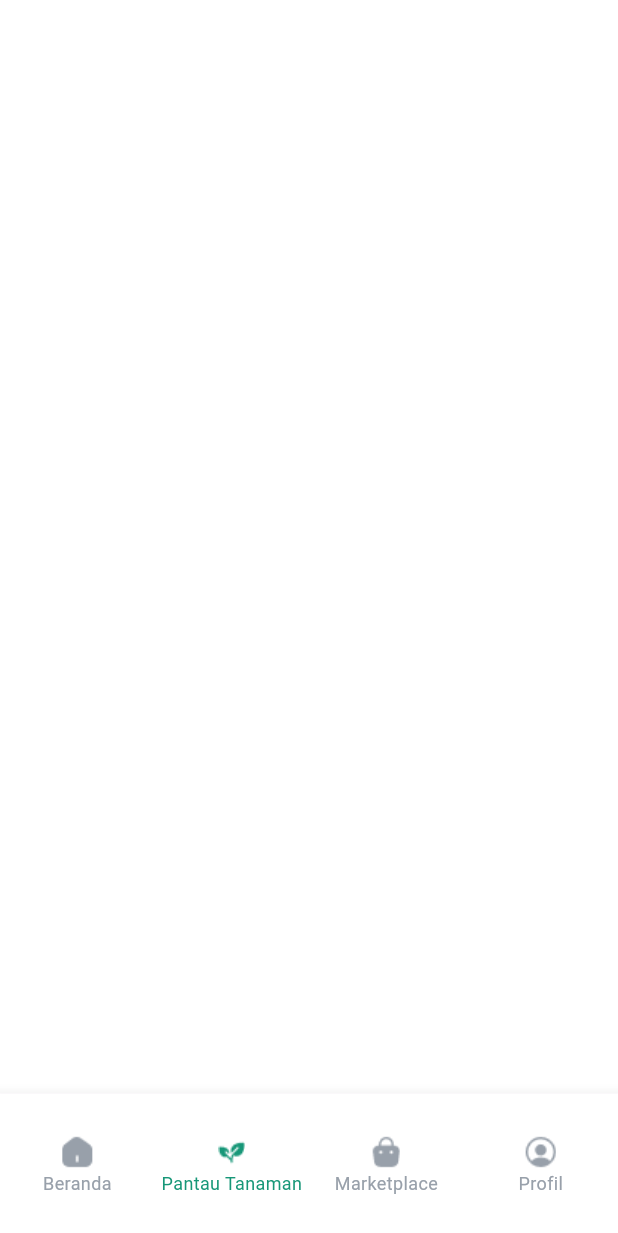
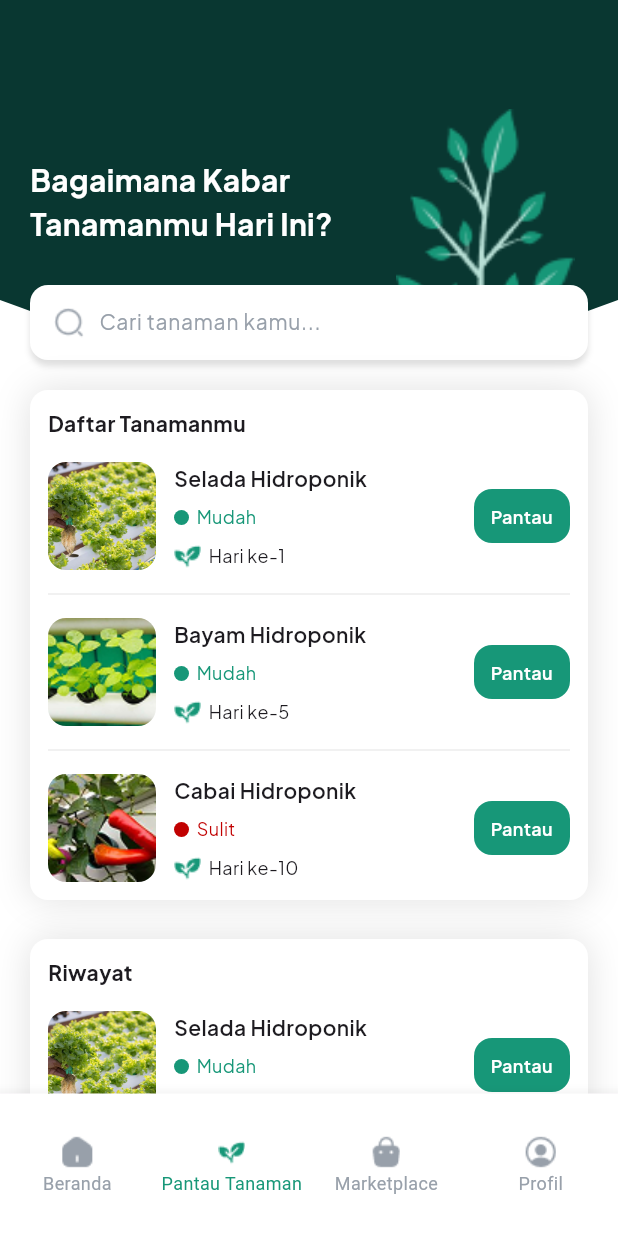
Before and after one commit to D2XPD2XP/clone-hydropome, a Flutter app: the screen it shows after launch, item 2 of the bottom bar chosen, on a phone screen of 412 x 824 dp. Shown: the top 1233 px of the screen. Run offline on Flutter 3.47's test engine with Material 3 defaults, Android fonts, the light colour scheme and no system bars; our stand-ins replace google_fonts.

Commit message:
finalize Pantau Tanaman

```diff
--- a/lib/main.dart
+++ b/lib/main.dart
@@ -1,5 +1,4 @@
 import 'package:clone_hydropome/screens/main_screen.dart';
-import 'package:clone_hydropome/screens/pantau_task_page.dart';
 import 'package:flutter/material.dart';
 
 void main() {
--- a/lib/screens/list_tanaman_page.dart
+++ b/lib/screens/list_tanaman_page.dart
@@ -1,12 +1,110 @@
+import 'package:clone_hydropome/widgets/list_tanaman_header.dart';
+import 'package:clone_hydropome/widgets/tanaman_item.dart';
 import 'package:flutter/material.dart';
+import 'package:google_fonts/google_fonts.dart';
 
-class ListTanamanPage extends StatelessWidget{
+class ListTanamanPage extends StatelessWidget {
   const ListTanamanPage({super.key});
 
   @override
   Widget build(BuildContext context) {
     return Scaffold(
       backgroundColor: Colors.white,
+      body: SingleChildScrollView(
+        child: Column(
+          children: [
+            ListTanamanHeader(),
+            SizedBox(height: 20),
+            Container(
+              width: 386,
+              margin: EdgeInsets.symmetric(horizontal: 20),
+              padding: EdgeInsets.all(12),
+              decoration: BoxDecoration(
+                borderRadius: BorderRadius.circular(12),
+                color: Colors.white,
+                boxShadow: [BoxShadow(color: Colors.black12, blurRadius: 20)],
+              ),
+              child: Column(
+                crossAxisAlignment: CrossAxisAlignment.start,
+                children: [
+                  Text(
+                    'Daftar Tanamanmu',
+                    style: GoogleFonts.plusJakartaSans(
+                      fontSize: 14,
+                      fontWeight: FontWeight.bold,
+                    ),
+                  ),
+                  SizedBox(height: 16),
+                  TanamanItem(
+                    image: 'assets/selada.png',
+                    name: 'Selada Hidroponik',
+                    difficultyText: 'Mudah',
+                    day: 1,
+                  ),
+                  Divider(height: 32, color: Color(0xFFEDEDED),),
+                  TanamanItem(
+                    image: 'assets/bayam.png',
+                    name: 'Bayam Hidroponik',
+                    difficultyText: 'Mudah',
+                    day: 5,
+                  ),
+                  Divider(height: 32, color: Color(0xFFEDEDED),),
+                  TanamanItem(
+                    image: 'assets/cabai.png',
+                    name: 'Cabai Hidroponik',
+                    difficultyText: 'Sulit',
+                    day: 10,
+                  ),
+                ],
+              ),
+            ),
+            SizedBox(height: 26,),
+            Container(
+              width: 386,
+              margin: EdgeInsets.symmetric(horizontal: 20),
+              padding: EdgeInsets.all(12),
+              decoration: BoxDecoration(
+                borderRadius: BorderRadius.circular(12),
+                color: Colors.white,
+                boxShadow: [BoxShadow(color: Colors.black12, blurRadius: 20)],
+              ),
+              child: Column(
+                crossAxisAlignment: CrossAxisAlignment.start,
+                children: [
+                  Text(
+                    'Riwayat',
+                    style: GoogleFonts.plusJakartaSans(
+                      fontSize: 14,
+                      fontWeight: FontWeight.bold,
+                    ),
+                  ),
+                  SizedBox(height: 16),
+                  TanamanItem(
+                    image: 'assets/selada.png',
+                    name: 'Selada Hidroponik',
+                    difficultyText: 'Mudah',
+                    day: 1,
+                  ),
+                  Divider(height: 32, color: Color(0xFFEDEDED),),
+                  TanamanItem(
+                    image: 'assets/bayam.png',
+                    name: 'Bayam Hidroponik',
+                    difficultyText: 'Mudah',
+                    day: 5,
+                  ),
+                  Divider(height: 32, color: Color(0xFFEDEDED),),
+                  TanamanItem(
+                    image: 'assets/cabai.png',
+                    name: 'Cabai Hidroponik',
+                    difficultyText: 'Sulit',
+                    day: 10,
+                  ),
+                ],
+              ),
+            ),
+          ],
+        ),
+      ),
     );
   }
 }
--- a/lib/screens/pantau_task_page.dart
+++ b/lib/screens/pantau_task_page.dart
@@ -47,7 +47,7 @@ class PantauTask extends StatelessWidget {
               padding: EdgeInsets.zero,
               icon: const Icon(Icons.arrow_back, color: Colors.black, size: 24),
               onPressed: () {
-                //Navigator.pop(context);
+                Navigator.pop(context);
               },
             ),
           ),
--- /dev/null
+++ b/lib/widgets/list_tanaman_header.dart
@@ -0,0 +1,88 @@
+import 'package:clone_hydropome/widgets/bottom_clipper.dart';
+import 'package:flutter/material.dart';
+import 'package:google_fonts/google_fonts.dart';
+
+class ListTanamanHeader extends StatelessWidget {
+  const ListTanamanHeader({super.key});
+
+  @override
+  Widget build(BuildContext context) {
+    return Stack(
+      children: [
+        ClipPath(
+          clipper: BottomClipper(),
+          child: Container(
+            padding: EdgeInsets.only(left: 20),
+            color: Color(0xFF093731),
+            height: 240,
+            child: Row(
+              mainAxisAlignment: MainAxisAlignment.start,
+              children: [
+                Container(
+                  padding: EdgeInsets.only(top: 30),
+                  width: 231,
+                  child: Text(
+                    'Bagaimana Kabar Tanamanmu Hari Ini?',
+                    style: GoogleFonts.plusJakartaSans(
+                      color: Colors.white,
+                      fontSize: 20,
+                      fontWeight: FontWeight.bold,
+                    ),
+                  ),
+                ),
+                SizedBox(width: 13),
+                Padding(
+                  padding: const EdgeInsets.only(top: 65, right: 26.3),
+                  child: Image.asset(
+                    'assets/pohonkeramat.png',
+                    height: 160,
+                    fit: BoxFit.contain,
+                  ),
+                ),
+              ],
+            ),
+          ),
+        ),
+        Positioned(
+          left: 20,
+          right: 20,
+          bottom: 0,
+          child: Container(
+            height: 50,
+            padding: const EdgeInsets.symmetric(horizontal: 16),
+            decoration: BoxDecoration(
+              color: Colors.white,
+              borderRadius: BorderRadius.circular(12),
+              boxShadow: [
+                BoxShadow(
+                  color: Colors.black12,
+                  blurRadius: 3,
+                  offset: Offset(0, 4),
+                ),
+              ],
+            ),
+            child: Row(
+              children: [
+                Image.asset('assets/search_icon.png'),
+                SizedBox(width: 10),
+                Expanded(
+                  child: TextField(
+                    decoration: InputDecoration(
+                      hintText: 'Cari tanaman kamu...',
+                      hintStyle: GoogleFonts.plusJakartaSans(
+                        fontSize: 14,
+                        fontWeight: FontWeight.w400,
+                        color: Color(0xFF98A0AA),
+                      ),
+                      border: InputBorder.none,
+                    ),
+                  ),
+                ),
+              ],
+            ),
+          ),
+        ),
+      ],
+    );
+  }
+}
--- /dev/null
+++ b/lib/widgets/tanaman_item.dart
@@ -0,0 +1,112 @@
+import 'package:clone_hydropome/screens/pantau_task_page.dart';
+import 'package:flutter/material.dart';
+import 'package:google_fonts/google_fonts.dart';
+
+class TanamanItem extends StatelessWidget {
+  final String image;
+  final String name;
+  final String difficultyText;
+  final int day;
+
+  const TanamanItem({
+    super.key,
+    required this.image,
+    required this.name,
+    required this.difficultyText,
+    required this.day,
+  });
+
+  @override
+  Widget build(BuildContext context) {
+    return Row(
+      mainAxisAlignment: MainAxisAlignment.start,
+      children: [
+        ClipRRect(
+          borderRadius: BorderRadius.circular(12),
+          child: Image.asset(image, width: 72, height: 72, fit: BoxFit.cover),
+        ),
+        SizedBox(width: 12),
+        Expanded(
+          child: Column(
+            crossAxisAlignment: CrossAxisAlignment.start,
+            children: [
+              Text(
+                name,
+                style: GoogleFonts.plusJakartaSans(
+                  fontSize: 14,
+                  fontWeight: FontWeight.w600,
+                ),
+              ),
+              SizedBox(height: 8),
+              Row(
+                children: [
+                  Container(
+                    width: 10,
+                    height: 10,
+                    decoration: BoxDecoration(
+                      color: difficultyText == 'Mudah'
+                          ? Color(0xFF179778)
+                          : Color(0xFFC10101),
+                      shape: BoxShape.circle,
+                    ),
+                  ),
+                  SizedBox(width: 5),
+                  Text(
+                    difficultyText,
+                    style: GoogleFonts.plusJakartaSans(
+                      fontSize: 12,
+                      fontWeight: FontWeight.w400,
+                      color: difficultyText == 'Mudah'
+                          ? Color(0xFF179778)
+                          : Color(0xFFC10101),
+                    ),
+                  ),
+                ],
+              ),
+              SizedBox(height: 8),
+              Row(
+                children: [
+                  Image.asset('assets/logo_plant.png'),
+                  SizedBox(width: 5),
+                  Text(
+                    'Hari ke-$day',
+                    style: GoogleFonts.plusJakartaSans(
+                      fontSize: 12,
+                      fontWeight: FontWeight.w400,
+                    ),
+                  ),
+                ],
+              ),
+            ],
+          ),
+        ),
+        SizedBox(width: 16),
+        InkWell(
+          onTap: () {
+            Navigator.push(
+              context,
+              MaterialPageRoute(builder: (context) => PantauTask()),
+            );
+          },
+          child: Container(
+            width: 64,
+            height: 36,
+            padding: EdgeInsets.symmetric(horizontal: 11, vertical: 10),
+            decoration: BoxDecoration(
+              color: Color(0xFF179778),
+              borderRadius: BorderRadius.circular(12),
+            ),
+            child: Text(
+              "Pantau",
+              style: GoogleFonts.plusJakartaSans(
+                color: Colors.white,
+                fontWeight: FontWeight.w600,
+                fontSize: 12,
+              ),
+            ),
+          ),
+        ),
+      ],
+    );
+  }
+}
```
Also changed, not shown: assets/bayam.png (added), assets/cabai.png (added), assets/search_icon.png (added).
